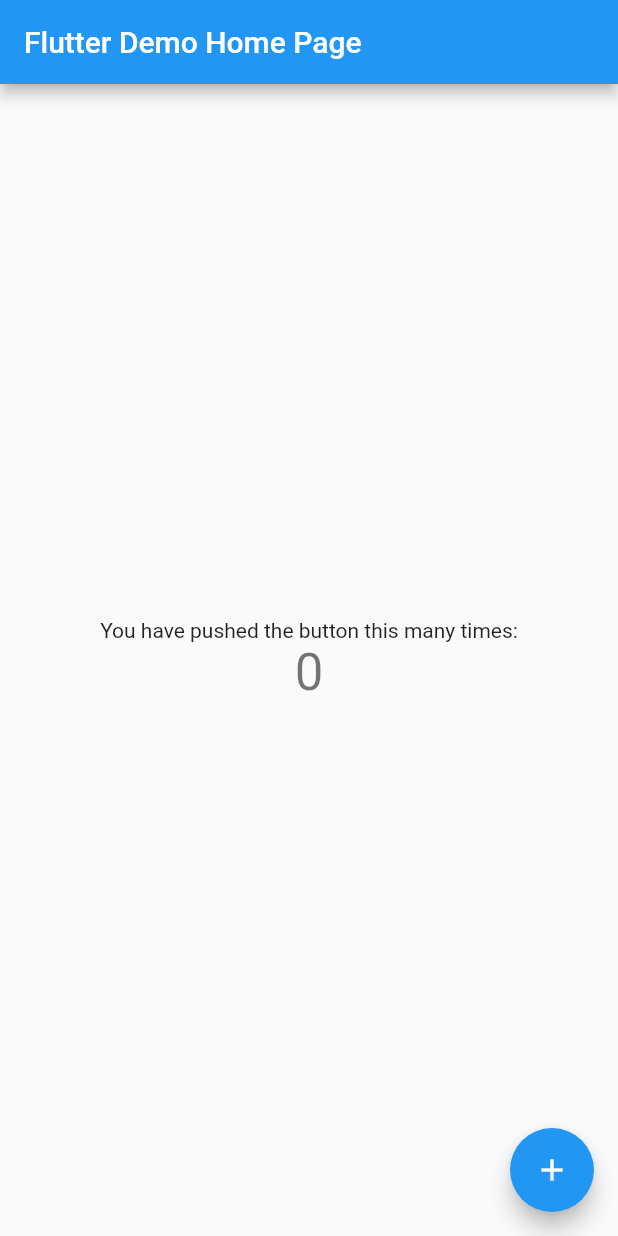
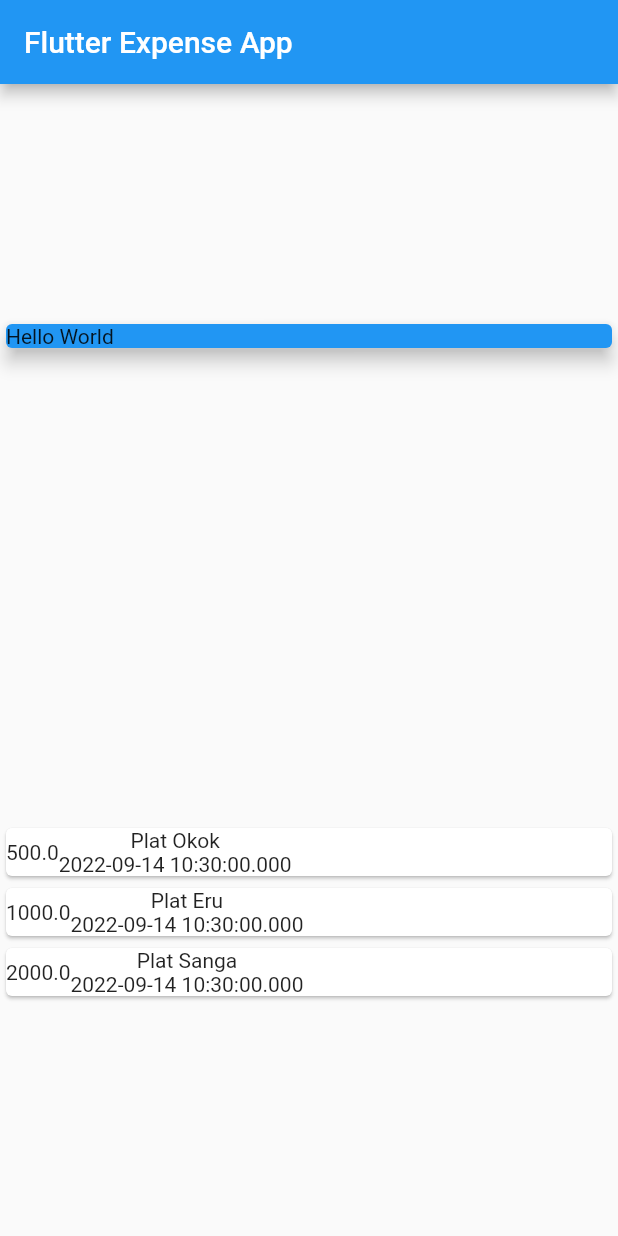
Before and after one commit to darkcode932/expense_app, a Flutter app: the screen it shows after launch, on a phone screen of 412 x 824 dp. Run offline on Flutter 3.47's test engine with Material 2 defaults, Android fonts, the phone set to English and light mode, and no system bars.

Commit message:
add transaction class and mappinh in a Card widget with dummies data

```diff
--- a/lib/main.dart
+++ b/lib/main.dart
@@ -1,4 +1,5 @@
 import 'package:flutter/material.dart';
+import './transaction.dart';
 
 void main() {
   runApp(const MyApp());
@@ -11,105 +12,70 @@ class MyApp extends StatelessWidget {
   @override
   Widget build(BuildContext context) {
     return MaterialApp(
-      title: 'Flutter Demo',
+      title: 'Flutter Expense App',
       theme: ThemeData(
-        // This is the theme of your application.
-        //
-        // Try running your application with "flutter run". You'll see the
-        // application has a blue toolbar. Then, without quitting the app, try
-        // changing the primarySwatch below to Colors.green and then invoke
-        // "hot reload" (press "r" in the console where you ran "flutter run",
-        // or simply save your changes to "hot reload" in a Flutter IDE).
-        // Notice that the counter didn't reset back to zero; the application
-        // is not restarted.
         primarySwatch: Colors.blue,
       ),
-      home: const MyHomePage(title: 'Flutter Demo Home Page'),
+      home: MyHomePage(),
     );
   }
 }
 
-class MyHomePage extends StatefulWidget {
-  const MyHomePage({Key? key, required this.title}) : super(key: key);
-
-  // This widget is the home page of your application. It is stateful, meaning
-  // that it has a State object (defined below) that contains fields that affect
-  // how it looks.
-
-  // This class is the configuration for the state. It holds the values (in this
-  // case the title) provided by the parent (in this case the App widget) and
-  // used by the build method of the State. Fields in a Widget subclass are
-  // always marked "final".
-
-  final String title;
-
-  @override
-  State<MyHomePage> createState() => _MyHomePageState();
-}
-
-class _MyHomePageState extends State<MyHomePage> {
-  int _counter = 0;
-
-  void _incrementCounter() {
-    setState(() {
-      // This call to setState tells the Flutter framework that something has
-      // changed in this State, which causes it to rerun the build method below
-      // so that the display can reflect the updated values. If we changed
-      // _counter without calling setState(), then the build method would not be
-      // called again, and so nothing would appear to happen.
-      _counter++;
-    });
-  }
+class MyHomePage extends StatelessWidget {
+  final List<Transaction> transactions = [
+    Transaction(
+        id: 't1', title: 'Plat Okok', amount: 500, date: DateTime.now()),
+    Transaction(
+        id: 't2', title: 'Plat Eru', amount: 1000, date: DateTime.now()),
+    Transaction(
+        id: 't3', title: 'Plat Sanga', amount: 2000, date: DateTime.now()),
+  ];
 
   @override
   Widget build(BuildContext context) {
-    // This method is rerun every time setState is called, for instance as done
-    // by the _incrementCounter method above.
-    //
-    // The Flutter framework has been optimized to make rerunning build methods
-    // fast, so that you can just rebuild anything that needs updating rather
-    // than having to individually change instances of widgets.
     return Scaffold(
       appBar: AppBar(
         // Here we take the value from the MyHomePage object that was created by
         // the App.build method, and use it to set our appbar title.
-        title: Text(widget.title),
+        title: Text('Flutter Expense App'),
       ),
-      body: Center(
-        // Center is a layout widget. It takes a single child and positions it
-        // in the middle of the parent.
-        child: Column(
-          // Column is also a layout widget. It takes a list of children and
-          // arranges them vertically. By default, it sizes itself to fit its
-          // children horizontally, and tries to be as tall as its parent.
-          //
-          // Invoke "debug painting" (press "p" in the console, choose the
-          // "Toggle Debug Paint" action from the Flutter Inspector in Android
-          // Studio, or the "Toggle Debug Paint" command in Visual Studio Code)
-          // to see the wireframe for each widget.
-          //
-          // Column has various properties to control how it sizes itself and
-          // how it positions its children. Here we use mainAxisAlignment to
-          // center the children vertically; the main axis here is the vertical
-          // axis because Columns are vertical (the cross axis would be
-          // horizontal).
-          mainAxisAlignment: MainAxisAlignment.center,
-          children: <Widget>[
-            const Text(
-              'You have pushed the button this many times:',
+      body: Column(
+        mainAxisAlignment: MainAxisAlignment.spaceAround,
+        crossAxisAlignment: CrossAxisAlignment.stretch,
+        children: <Widget>[
+          Container(
+            width: double.infinity,
+            child: Card(
+              color: Colors.blue,
+              child: Text('Hello World'),
+              elevation: 5,
             ),
-            Text(
-              '$_counter',
-              style: Theme.of(context).textTheme.headline4,
-            ),
-          ],
-        ),
+          ),
+          Column(
+            children: transactions.map((tx) {
+              return Card(
+                child: Row(
+                  children: <Widget>[
+                    Container(
+                      child: Text(
+                        tx.amount.toString(),
+                      ),
+                    ),
+                    Column(
+                      children: <Widget>[
+                        Text(tx.title),
+                        Text(tx.date.toString()),
+                      ],
+                    )
+                  ],
+                ),
+              );
+            }).toList(),
+          )
+        ],
       ),
-      floatingActionButton: FloatingActionButton(
-        onPressed: _incrementCounter,
-        tooltip: 'Increment',
-        child: const Icon(Icons.add),
-      ), // This trailing comma makes auto-formatting nicer for build methods.
+
+      // This trailing comma makes auto-formatting nicer for build methods.
     );
   }
 }
--- /dev/null
+++ b/lib/transaction.dart
@@ -0,0 +1,16 @@
+import 'package:flutter/src/foundation/key.dart';
+import 'package:flutter/src/widgets/framework.dart';
+import 'package:flutter/foundation.dart';
+
+class Transaction {
+  String id;
+  String title;
+  double amount;
+  DateTime date;
+
+  Transaction(
+      {required this.id,
+      required this.title,
+      required this.amount,
+      required this.date});
+}
```
Also changed, not shown: pubspec.lock.
